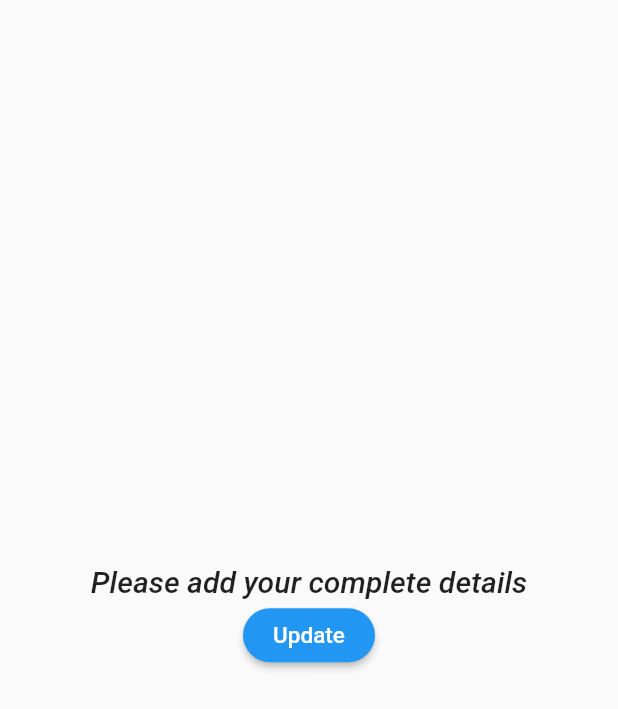
After one commit to bilalhyder12/rentit, a Flutter app: the ProfilePage screen opened directly, on a phone screen of 412 x 824 dp. The commit adds this screen. Shown: the top 709 px of the screen. Run offline on Flutter 3.47's test engine with Material 2 defaults, Android fonts, the phone set to English and light mode, and no system bars; our stand-ins replace carousel_slider, cloud_firestore, datetime_picker_formfield, firebase_auth, firebase_storage, flutter_swiper and 3 more; missing offline and left inert: flutter_absolute_path, multi_image_picker; accounts and stored records are empty.

Commit message:
profile page created

```diff
--- a/lib/pages/home_page.dart
+++ b/lib/pages/home_page.dart
@@ -2,6 +2,7 @@ import 'package:flutter/material.dart';
 import 'package:cloud_firestore/cloud_firestore.dart';
 
 import 'package:flutter_login_demo/pages/post_ad.dart';
+import 'package:flutter_login_demo/pages/profile_page.dart';
 import 'package:flutter_login_demo/pages/update_details.dart';
 import 'package:flutter_login_demo/views/profile.dart';
 import 'package:flutter_login_demo/services/authentication.dart';
@@ -122,7 +123,13 @@ class _HomePageState extends State<HomePage> {
             ListTile(
               leading: Icon(Icons.verified_user),
               title: Text('Profile'),
-              onTap: () => {Navigator.of(context).pop()},
+              onTap: () {
+                Navigator.push(
+                  context,
+                  MaterialPageRoute(
+                      builder: (context) =>ProfilePage(userId: widget.userId,auth: widget.auth)),
+                );
+                },
             ),
             ListTile(
               leading: Icon(Icons.settings),
@@ -176,7 +183,6 @@ class _HomePageState extends State<HomePage> {
       return ProfileView(
         userId: widget.userId,
         auth: widget.auth,
-        logoutCallback: widget.logoutCallback,
       );
     }
     else if (pageName == "Messages") {
@@ -234,7 +240,7 @@ class _HomePageState extends State<HomePage> {
       controller: _searchQueryController,
       autofocus: true,
       decoration: InputDecoration(
-        hintText: "Search Data...",
+        hintText: "Search Ads...",
         border: InputBorder.none,
         hintStyle: TextStyle(color: Colors.white30),
       ),
--- /dev/null
+++ b/lib/pages/profile_page.dart
@@ -0,0 +1,578 @@
+import 'package:flutter/material.dart';
+import 'package:cloud_firestore/cloud_firestore.dart';
+import 'dart:io';
+import 'package:firebase_storage/firebase_storage.dart';
+import 'package:image_picker/image_picker.dart';
+
+import 'package:flutter_login_demo/services/authentication.dart';
+import 'package:flutter_login_demo/pages/update_details.dart';
+
+class ProfilePage extends StatefulWidget {
+  ProfilePage({Key key, this.auth, this.userId})
+      : super(key: key);
+  final BaseAuth auth;
+  final String userId;
+  @override
+  _ProfilePageState createState() => _ProfilePageState();
+}
+
+class _ProfilePageState extends State<ProfilePage>
+    with SingleTickerProviderStateMixin {
+  final picker = ImagePicker();
+  final user = Firestore.instance.collection("Users");
+  bool _status = true;
+  final FocusNode myFocusNode = FocusNode();
+
+  File _image;
+  String _dpImgURL = "";
+
+  bool _isLoading = true;
+  bool _userExists = true;
+
+  var fName = "";
+  var lName = "";
+  var name = "";
+
+  var mNumber = "";
+  var cnic = "";
+  var dob = "";
+
+  final dpSize = 110.0;
+
+  @override
+  void initState() {
+    super.initState();
+    doesUserAlreadyExist(widget.userId.toString());
+  }
+
+  void doesUserAlreadyExist(String name) async {
+    final QuerySnapshot result = await Firestore.instance
+        .collection('Users')
+        .where('UID', isEqualTo: name)
+        .limit(1)
+        .getDocuments();
+    final List<DocumentSnapshot> documents = result.documents;
+    if (documents.length != 1) {
+      setState(
+        () {
+          _userExists = false;
+        },
+      );
+    } else {
+      getData();
+    }
+  }
+
+  @override
+  Widget build(BuildContext context) {
+    if (!_userExists) {
+      return Scaffold(
+        body: Center(
+          child: Column(
+            mainAxisAlignment: MainAxisAlignment.center,
+            crossAxisAlignment: CrossAxisAlignment.center,
+            children: <Widget>[
+              Text(
+                "Please add your complete details",
+                style: TextStyle(
+                  fontSize: 20,
+                  fontStyle: FontStyle.italic,
+                  fontWeight: FontWeight.w500,
+                ),
+              ),
+              RaisedButton(
+                shape: RoundedRectangleBorder(
+                  borderRadius: BorderRadius.circular(20),
+                ),
+                color: Colors.blue,
+                child: Text(
+                  "Update",
+                  style: TextStyle(fontSize: 15, color: Colors.white),
+                ),
+                onPressed: () {
+                  Navigator.push(
+                    context,
+                    MaterialPageRoute(
+                      builder: (context) => UpdateDetails(
+                        userId: widget.userId,
+                      ),
+                    ),
+                  );
+                  //Navigator.of(context).pop();
+                },
+              ),
+            ],
+          ),
+        ),
+      );
+    } else if (fName == "") {
+      return Scaffold(
+        body: Center(
+          child: Card(
+            shape: RoundedRectangleBorder(
+              borderRadius: BorderRadius.circular(20.0),
+            ),
+            color: Colors.blue,
+            elevation: 15,
+            child: Padding(
+              padding: EdgeInsets.all(20.0),
+              child: CircularProgressIndicator(
+                valueColor: AlwaysStoppedAnimation<Color>(Colors.white),
+              ),
+            ),
+          ),
+        ),
+      );
+    }
+    return Scaffold(
+        body: Container(
+      //color: Colors.transparent,
+      constraints: BoxConstraints.expand(),
+      decoration: BoxDecoration(
+          image: DecorationImage(
+              image: AssetImage("assets/bluebg.jpeg"), fit: BoxFit.cover)),
+      child: ListView(
+        children: <Widget>[
+          Column(
+            children: <Widget>[
+              Container(
+                height: 250.0,
+                color: Colors.transparent,
+                child: Column(
+                  children: <Widget>[
+                    Padding(
+                        padding: EdgeInsets.only(left: 20.0, top: 20.0),
+                        child: Row(
+                          crossAxisAlignment: CrossAxisAlignment.start,
+                          children: <Widget>[
+                            IconButton(
+                                icon: Icon(
+                                  Icons.arrow_back_ios,
+                                  color: Colors.white,
+                                  size: 22.0,
+                                ),
+                                onPressed: () => Navigator.of(context).pop()),
+                            Padding(
+                              padding: EdgeInsets.only(left: 25.0),
+                              child: Text('USER PROFILE',
+                                  style: TextStyle(
+                                      fontWeight: FontWeight.bold,
+                                      fontSize: 20.0,
+                                      fontFamily: 'sans-serif-light',
+                                      color: Colors.white)),
+                            )
+                          ],
+                        )),
+                    Padding(
+                      padding: EdgeInsets.only(top: 20.0),
+                      child: Stack(fit: StackFit.loose, children: <Widget>[
+                        Row(
+                          crossAxisAlignment: CrossAxisAlignment.center,
+                          mainAxisAlignment: MainAxisAlignment.center,
+                          children: <Widget>[
+                            Container(
+                                width: 150.0,
+                                height: 150.0,
+                                decoration: new BoxDecoration(
+                                  shape: BoxShape.circle,
+                                  image: DecorationImage(
+                                    image: ExactAssetImage('assets/as.png'),
+                                    fit: BoxFit.cover,
+                                  ),
+                                )),
+                          ],
+                        ),
+                        Padding(
+                            padding: EdgeInsets.only(top: 90.0, right: 100.0),
+                            child: Row(
+                              mainAxisAlignment: MainAxisAlignment.center,
+                              children: <Widget>[
+                                CircleAvatar(
+                                  backgroundColor: Colors.blue,
+                                  radius: 25.0,
+                                  child: Icon(
+                                    Icons.camera_alt,
+                                    color: Colors.white,
+                                  ),
+                                )
+                              ],
+                            )),
+                      ]),
+                    )
+                  ],
+                ),
+              ),
+              new Container(
+                //color: Color(0xffFFFFFF),
+                color: Colors.white,
+                child: Padding(
+                  padding: EdgeInsets.only(
+                    bottom: 100.0,
+                  ),
+                  child: Column(
+                    crossAxisAlignment: CrossAxisAlignment.start,
+                    mainAxisAlignment: MainAxisAlignment.start,
+                    children: <Widget>[
+                      Padding(
+                          padding: EdgeInsets.only(
+                              left: 25.0, right: 25.0, top: 25.0),
+                          child: Row(
+                            mainAxisAlignment: MainAxisAlignment.spaceBetween,
+                            mainAxisSize: MainAxisSize.max,
+                            children: <Widget>[
+                              Column(
+                                mainAxisAlignment: MainAxisAlignment.start,
+                                mainAxisSize: MainAxisSize.min,
+                                children: <Widget>[
+                                  Text(
+                                    'Personal Information',
+                                    style: TextStyle(
+                                        fontSize: 18.0,
+                                        fontWeight: FontWeight.bold),
+                                  ),
+                                ],
+                              ),
+                              Column(
+                                mainAxisAlignment: MainAxisAlignment.end,
+                                mainAxisSize: MainAxisSize.min,
+                                children: <Widget>[
+                                  _status ? _getEditIcon() : new Container(),
+                                ],
+                              )
+                            ],
+                          )),
+                      Padding(
+                          padding: EdgeInsets.only(
+                              left: 25.0, right: 25.0, top: 25.0),
+                          child: Row(
+                            mainAxisSize: MainAxisSize.max,
+                            children: <Widget>[
+                              Column(
+                                mainAxisAlignment: MainAxisAlignment.start,
+                                mainAxisSize: MainAxisSize.min,
+                                children: <Widget>[
+                                  Text(
+                                    'Name',
+                                    style: TextStyle(
+                                        fontSize: 16.0,
+                                        fontWeight: FontWeight.bold),
+                                  ),
+                                ],
+                              ),
+                            ],
+                          )),
+                      Padding(
+                          padding: EdgeInsets.only(
+                              left: 25.0, right: 25.0, top: 2.0),
+                          child: Row(
+                            mainAxisSize: MainAxisSize.max,
+                            children: <Widget>[
+                              Flexible(
+                                child: TextField(
+                                  decoration: InputDecoration(
+                                    hintText: name,
+                                  ),
+                                  enabled: false,
+                                ),
+                              ),
+                            ],
+                          )),
+                      Padding(
+                          padding: EdgeInsets.only(
+                              left: 25.0, right: 25.0, top: 25.0),
+                          child: Row(
+                            mainAxisSize: MainAxisSize.max,
+                            children: <Widget>[
+                              Column(
+                                mainAxisAlignment: MainAxisAlignment.start,
+                                mainAxisSize: MainAxisSize.min,
+                                children: <Widget>[
+                                  Text(
+                                    'CNIC',
+                                    style: TextStyle(
+                                        fontSize: 16.0,
+                                        fontWeight: FontWeight.bold),
+                                  ),
+                                ],
+                              ),
+                            ],
+                          )),
+                      Padding(
+                          padding: EdgeInsets.only(
+                              left: 25.0, right: 25.0, top: 2.0),
+                          child: Row(
+                            mainAxisSize: MainAxisSize.max,
+                            children: <Widget>[
+                              Flexible(
+                                child: TextField(
+                                  decoration: InputDecoration(
+                                      hintText: cnic),
+                                  enabled: false,
+                                ),
+                              ),
+                            ],
+                          )),
+                      Padding(
+                          padding: EdgeInsets.only(
+                              left: 25.0, right: 25.0, top: 25.0),
+                          child: Row(
+                            mainAxisSize: MainAxisSize.max,
+                            children: <Widget>[
+                              Column(
+                                mainAxisAlignment: MainAxisAlignment.start,
+                                mainAxisSize: MainAxisSize.min,
+                                children: <Widget>[
+                                  Text(
+                                    'Email ID',
+                                    style: TextStyle(
+                                        fontSize: 16.0,
+                                        fontWeight: FontWeight.bold),
+                                  ),
+                                ],
+                              ),
+                            ],
+                          )),
+                      Padding(
+                          padding: EdgeInsets.only(
+                              left: 25.0, right: 25.0, top: 2.0),
+                          child: Row(
+                            mainAxisSize: MainAxisSize.max,
+                            children: <Widget>[
+                              Flexible(
+                                child: TextField(
+                                  decoration: const InputDecoration(
+                                      hintText: "name@email.com"),
+                                  enabled: !_status,
+                                ),
+                              ),
+                            ],
+                          )),
+                      Padding(
+                          padding: EdgeInsets.only(
+                              left: 25.0, right: 25.0, top: 25.0),
+                          child: Row(
+                            mainAxisSize: MainAxisSize.max,
+                            children: <Widget>[
+                              Column(
+                                mainAxisAlignment: MainAxisAlignment.start,
+                                mainAxisSize: MainAxisSize.min,
+                                children: <Widget>[
+                                  Text(
+                                    'Mobile',
+                                    style: TextStyle(
+                                        fontSize: 16.0,
+                                        fontWeight: FontWeight.bold),
+                                  ),
+                                ],
+                              ),
+                            ],
+                          )),
+                      Padding(
+                          padding: EdgeInsets.only(
+                              left: 25.0, right: 25.0, top: 2.0),
+                          child: Row(
+                            mainAxisSize: MainAxisSize.max,
+                            children: <Widget>[
+                              Flexible(
+                                child: TextField(
+                                  decoration: InputDecoration(
+                                      hintText: mNumber),
+                                  enabled: !_status,
+                                ),
+                              ),
+                            ],
+                          )),
+                      Padding(
+                          padding: EdgeInsets.only(
+                              left: 25.0, right: 25.0, top: 25.0),
+                          child: Row(
+                            mainAxisSize: MainAxisSize.max,
+                            mainAxisAlignment: MainAxisAlignment.start,
+                            children: <Widget>[
+                              Expanded(
+                                child: Container(
+                                  child: Text(
+                                    'Date Of Birth',
+                                    style: TextStyle(
+                                        fontSize: 16.0,
+                                        fontWeight: FontWeight.bold),
+                                  ),
+                                ),
+                                flex: 2,
+                              ),
+                              // Expanded(
+                              //   child: Container(
+                              //     child: new Text(
+                              //       'State',
+                              //       style: TextStyle(
+                              //           fontSize: 16.0,
+                              //           fontWeight: FontWeight.bold),
+                              //     ),
+                              //   ),
+                              //   flex: 2,
+                              // ),
+                            ],
+                          )),
+                      Padding(
+                          padding: EdgeInsets.only(
+                              left: 25.0, right: 25.0, top: 2.0),
+                          child: Row(
+                            mainAxisSize: MainAxisSize.max,
+                            mainAxisAlignment: MainAxisAlignment.start,
+                            children: <Widget>[
+                              Flexible(
+                                child: Padding(
+                                  padding: EdgeInsets.only(right: 10.0),
+                                  child: TextField(
+                                    decoration:
+                                    InputDecoration(hintText: dob),
+                                    enabled: !_status,
+                                  ),
+                                ),
+                                flex: 2,
+                              ),
+                              // Flexible(
+                              //   child: new TextField(
+                              //     decoration: const InputDecoration(
+                              //         hintText: "Enter State"),
+                              //     enabled: !_status,
+                              //   ),
+                              //   flex: 2,
+                              // ),
+                            ],
+                          )),
+                      !_status ? _getActionButtons() : Container(),
+                    ],
+                  ),
+                ),
+              )
+            ],
+          ),
+        ],
+      ),
+    ));
+  }
+
+  @override
+  void dispose() {
+    // Clean up the controller when the Widget is disposed
+    myFocusNode.dispose();
+    super.dispose();
+  }
+
+  Widget _getActionButtons() {
+    return Padding(
+      padding: EdgeInsets.only(left: 25.0, right: 25.0, top: 45.0),
+      child: Row(
+        mainAxisSize: MainAxisSize.max,
+        mainAxisAlignment: MainAxisAlignment.start,
+        children: <Widget>[
+          Expanded(
+            child: Padding(
+              padding: EdgeInsets.only(right: 10.0),
+              child: Container(
+                  child: RaisedButton(
+                child: Text("Save"),
+                textColor: Colors.white,
+                color: Colors.green,
+                onPressed: () {
+                  setState(() {
+                    _status = true;
+                    FocusScope.of(context).requestFocus(new FocusNode());
+                  });
+                },
+                shape: new RoundedRectangleBorder(
+                    borderRadius: new BorderRadius.circular(20.0)),
+              )),
+            ),
+            flex: 2,
+          ),
+          Expanded(
+            child: Padding(
+              padding: EdgeInsets.only(left: 10.0),
+              child: Container(
+                  child: RaisedButton(
+                child: Text("Cancel"),
+                textColor: Colors.white,
+                color: Colors.red,
+                onPressed: () {
+                  setState(() {
+                    _status = true;
+                    FocusScope.of(context).requestFocus(new FocusNode());
+                  });
+                },
+                shape: RoundedRectangleBorder(
+                    borderRadius: BorderRadius.circular(20.0)),
+              )),
+            ),
+            flex: 2,
+          ),
+        ],
+      ),
+    );
+  }
+
+  Widget _getEditIcon() {
+    return GestureDetector(
+      child: CircleAvatar(
+        backgroundColor: Colors.blue,
+        radius: 20.0,
+        child: Icon(
+          Icons.edit,
+          color: Colors.white,
+          size: 22.0,
+        ),
+      ),
+      onTap: () {
+        setState(() {
+          _status = false;
+        });
+      },
+    );
+  }
+
+  void getData() async {
+    await user.document(widget.userId).get().then(
+          (value) {
+        if (value.data.containsKey("fName")) {
+          value.data.forEach(
+                (key, value) {
+              if (key == "fName") {
+                fName = value;
+              } else if (key == "lName") {
+                lName = value;
+              } else if (key == "cnic") {
+                cnic = value;
+              } else if (key == "mNumber") {
+                mNumber = value;
+              } else if (key == "dob") {
+                dob = value;
+              }
+            },
+          );
+          setState(() {
+            name = fName + " " + lName;
+          });
+        }
+      },
+    );
+    setState(() {
+      _isLoading = false;
+    });
+    StorageReference dpRef = FirebaseStorage.instance.ref().child(
+      'dp/' + widget.userId,
+    );
+    dpRef.getDownloadURL().then(
+          (value) {
+        setState(
+              () {
+            _dpImgURL = value;
+          },
+        );
+      },
+    ).catchError((e) {
+      print("Error getting dp url");
+      print(e.toString());
+    });
+  }
+}
--- a/lib/views/profile.dart
+++ b/lib/views/profile.dart
@@ -8,11 +8,10 @@ import 'package:flutter_login_demo/services/authentication.dart';
 import 'package:flutter_login_demo/pages/update_details.dart';
 
 class ProfileView extends StatefulWidget {
-  ProfileView({Key key, this.auth, this.userId, this.logoutCallback})
+  ProfileView({Key key, this.auth, this.userId})
       : super(key: key);
 
   final BaseAuth auth;
-  final VoidCallback logoutCallback;
   final String userId;
 
   @override
```
Also changed, not shown: assets/as.png (added), assets/bluebg.jpeg (added).
